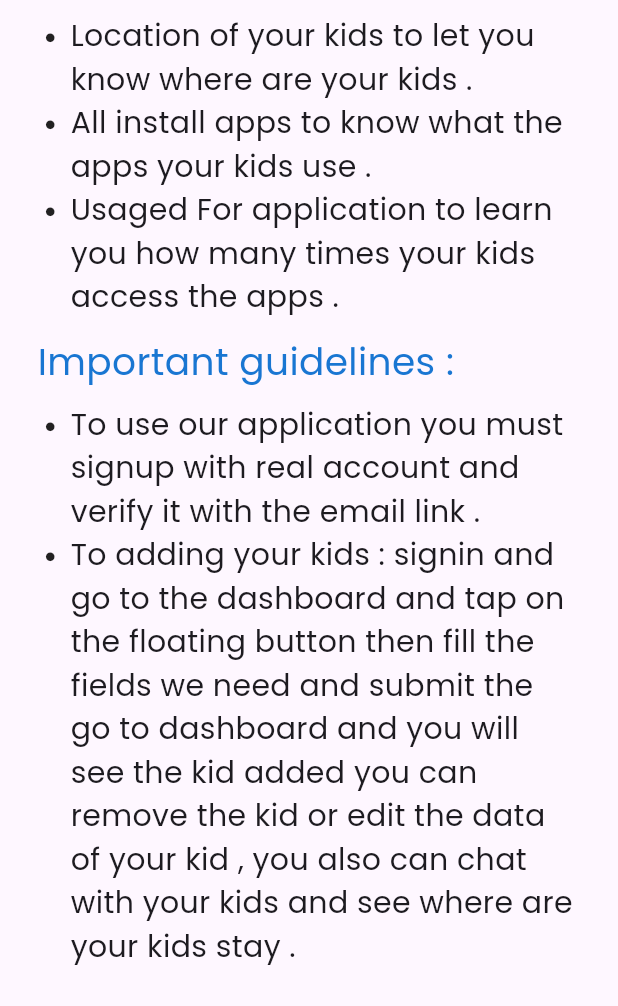
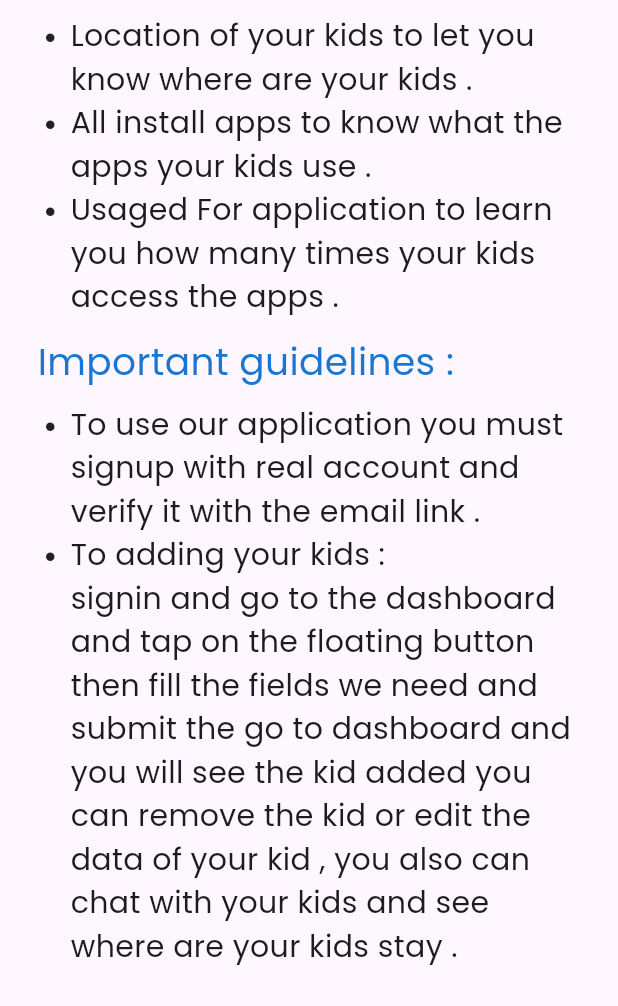
Before and after one commit to 1M0HAMEDSALAH/Graduation-Project, a Flutter app: the Privacy screen opened directly, on a phone screen of 412 x 824 dp, the part 230-1236 px from its top. Run offline on Flutter 3.47's test engine with Material 3 defaults, Android fonts, the phone set to English and light mode, and no system bars; our stand-ins replace cloud_firestore, firebase_auth, firebase_core, fl_chart, flutter_map, fluttertoast and 6 more; missing offline and left inert: device_apps, flutter_facebook_auth, icon_icons, usage_stats, widget_loading; accounts and stored records are empty.

Commit message:
Kids Control

```diff
--- a/lib/modules/kids_control/Home/settings/privacy.dart
+++ b/lib/modules/kids_control/Home/settings/privacy.dart
@@ -200,7 +200,7 @@ class _PrivacyState extends State<Privacy> {
                           ),
                           Expanded(
                             child: Container(width:double.infinity ,
-                              child: const Text('To adding your kids : signin and go to the dashboard and tap on the floating button then fill the fields we need and submit the go to dashboard and you will see the kid added you can remove the kid or edit the data of your kid , you also can chat with your kids and see where are your kids stay .',
+                              child: const Text('To adding your kids :\nsignin and go to the dashboard and tap on the floating button then fill the fields we need and submit the go to dashboard and you will see the kid added you can remove the kid or edit the data of your kid , you also can chat with your kids and see where are your kids stay .',
                                 style: TextStyle(
                                   fontSize: 20,
                                   fontFamily: 'Default',
```
